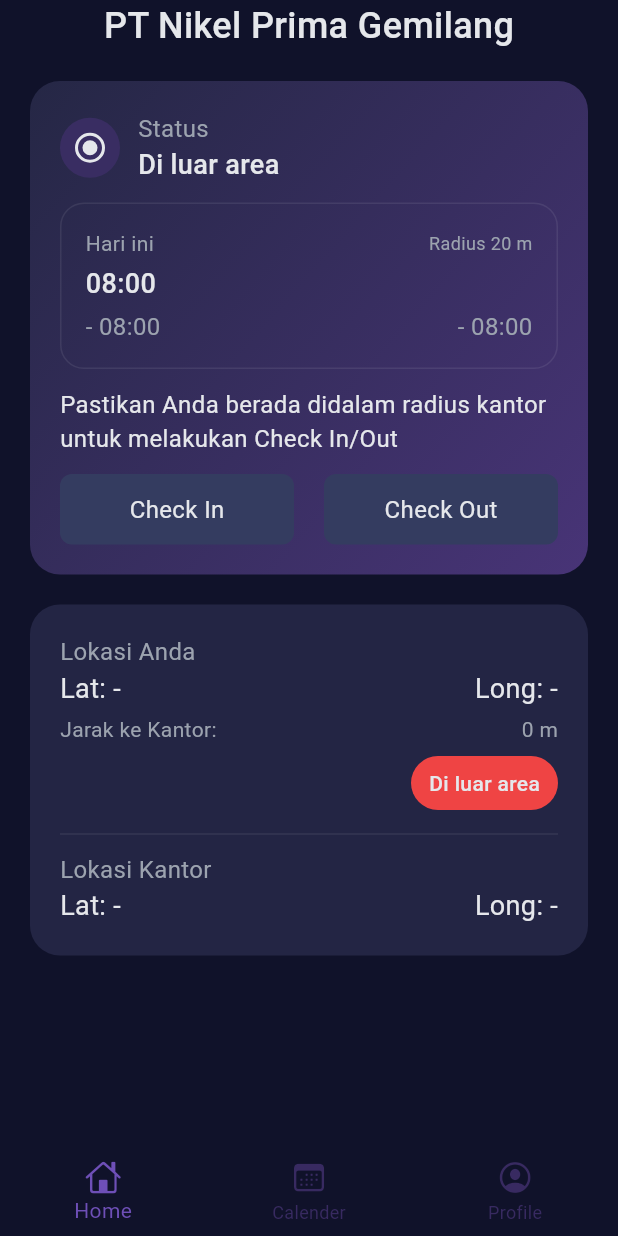
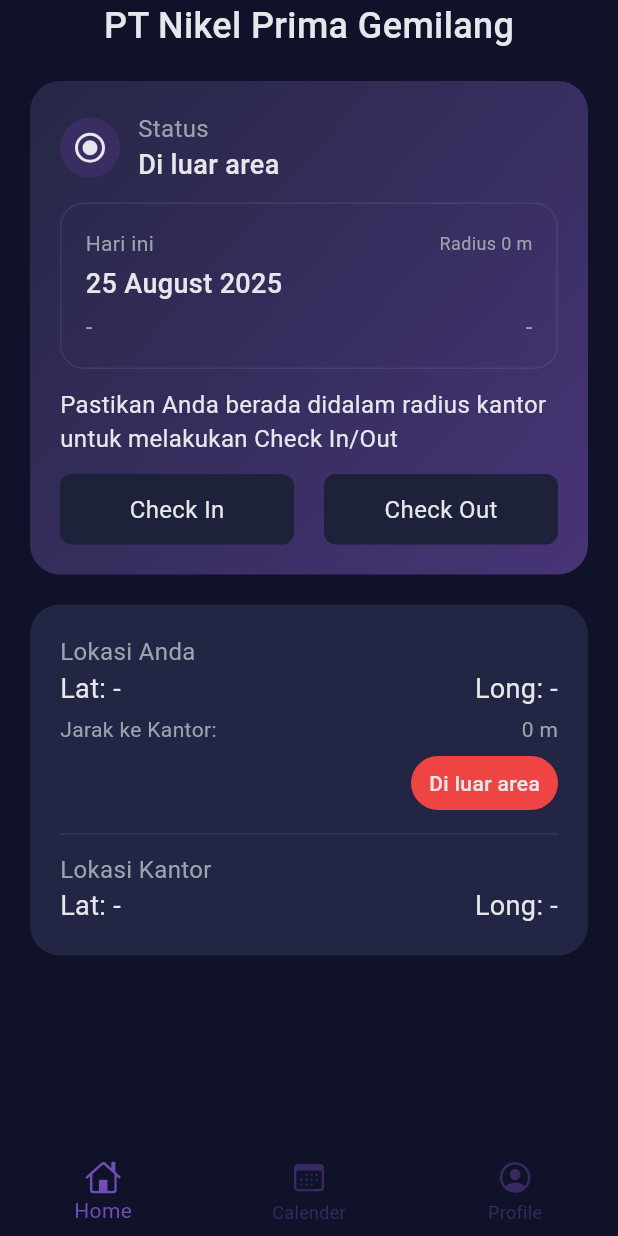
Before and after one commit to SIDIQMUHAMMADTOHA24/ABSENSI-PEGAWAI, a Flutter app: the BottomNavBarWidget screen opened directly, on a phone screen of 412 x 824 dp. Run offline on Flutter 3.47's test engine with Material 3 defaults, Android fonts, the phone set to English and light mode, and no system bars; our stand-ins replace bloc, dio, equatable, flutter_bloc, flutter_secure_storage, geolocator and 2 more; missing offline and left inert: siqma_field; accounts and stored records are empty; network calls fail.

Commit message:
fix: absensi

```diff
--- /dev/null
+++ b/lib/features/absensi/domain/usecases/attendance/check_in.dart
@@ -0,0 +1,8 @@
+import '../../repositories/attendance_repository.dart';
+
+class CheckIn {
+  final AttendanceRepository repo;
+  CheckIn(this.repo);
+  Future<void> call({required double lat, required double long}) =>
+      repo.checkIn(lat: lat, long: long);
+}
--- /dev/null
+++ b/lib/features/absensi/domain/usecases/attendance/check_out.dart
@@ -0,0 +1,8 @@
+import '../../repositories/attendance_repository.dart';
+
+class CheckOut {
+  final AttendanceRepository repo;
+  CheckOut(this.repo);
+  Future<void> call({required double lat, required double long}) =>
+      repo.checkOut(lat: lat, long: long);
+}
--- /dev/null
+++ b/lib/features/absensi/domain/usecases/attendance/get_attendance_status.dart
@@ -0,0 +1,10 @@
+import '../../entities/attendance.dart';
+import '../../repositories/attendance_repository.dart';
+
+class GetAttendanceStatus {
+  final AttendanceRepository repo;
+  GetAttendanceStatus(this.repo);
+
+  Future<AttendanceStatus> call({double? lat, double? long}) =>
+      repo.getStatus(lat: lat, long: long);
+}
--- a/lib/features/absensi/presentation/bloc/status/status_event.dart
+++ b/lib/features/absensi/presentation/bloc/status/status_event.dart
@@ -17,3 +17,15 @@
   @override
   List<Object> get props => [pos];
 }
+
+class RefreshServerStatus extends StatusEvent {
+  const RefreshServerStatus();
+}
+
+class RequestCheckIn extends StatusEvent {
+  const RequestCheckIn();
+}
+
+class RequestCheckOut extends StatusEvent {
+  const RequestCheckOut();
+}
--- a/lib/features/absensi/presentation/bloc/status/status_state.dart
+++ b/lib/features/absensi/presentation/bloc/status/status_state.dart
@@ -12,6 +12,12 @@
   final double? distanceM;
   final bool? inside;
 
+  final DateTime? todayDate;
+  final DateTime? checkInAt;
+  final DateTime? checkOutAt;
+  final int? workedSeconds;
+  final NextAction? nextAction;
+
   const StatusState({
     this.loading = false,
     this.error,
@@ -23,6 +29,11 @@
     this.radiusM,
     this.distanceM,
     this.inside,
+    this.todayDate,
+    this.checkInAt,
+    this.checkOutAt,
+    this.workedSeconds,
+    this.nextAction,
   });
 
   StatusState copy({
@@ -36,6 +47,11 @@
     int? radiusM,
     double? distanceM,
     bool? inside,
+    DateTime? todayDate,
+    DateTime? checkInAt,
+    DateTime? checkOutAt,
+    int? workedSeconds,
+    NextAction? nextAction,
   }) => StatusState(
     loading: loading ?? this.loading,
     error: error,
@@ -47,6 +63,10 @@
     radiusM: radiusM ?? this.radiusM,
     distanceM: distanceM ?? this.distanceM,
     inside: inside ?? this.inside,
+    checkInAt: checkInAt ?? this.checkInAt,
+    checkOutAt: checkOutAt ?? this.checkOutAt,
+    workedSeconds: workedSeconds ?? this.workedSeconds,
+    nextAction: nextAction ?? this.nextAction,
   );
 
   @override
@@ -61,5 +81,10 @@
     radiusM,
     distanceM,
     inside,
+    todayDate,
+    checkInAt,
+    checkOutAt,
+    workedSeconds,
+    nextAction,
   ];
 }
--- a/lib/features/absensi/presentation/pages/dashboard_pages.dart
+++ b/lib/features/absensi/presentation/pages/dashboard_pages.dart
@@ -1,5 +1,6 @@
 import 'package:flutter/material.dart';
 import 'package:flutter_bloc/flutter_bloc.dart';
+import 'package:intl/intl.dart';
 
 import '../bloc/status/status_bloc.dart';
 
@@ -38,7 +39,27 @@
 
   SliverToBoxAdapter chipActionWidget() {
     return SliverToBoxAdapter(
-      child: Container(
+      child: BlocBuilder<StatusBloc, StatusState>(
+        builder: (context, state) {
+          // SAFETY DEFAULTS
+          final inside = state.inside ?? false;
+          final radius = state.radiusM ?? 0;
+
+          final inAt = state.checkInAt;
+          final outAt = state.checkOutAt;
+
+          final checkIn = (inAt != null)
+              ? '- ${DateFormat('HH:mm:ss').format(inAt.toLocal())}'
+              : '-';
+          final checkOut = (outAt != null)
+              ? '- ${DateFormat('HH:mm:ss').format(outAt.toLocal())}'
+              : '-';
+
+          // ENABLE/DISABLE BUTTON
+          final canCheckIn = inside && inAt == null;
+          final canCheckOut = inside && inAt != null && outAt == null;
+
+          return Container(
             padding: const EdgeInsets.all(20),
             margin: const EdgeInsets.all(20),
             decoration: BoxDecoration(
@@ -61,7 +82,10 @@
                         padding: EdgeInsets.all(3),
                         decoration: BoxDecoration(
                           borderRadius: BorderRadius.circular(100),
-                      border: Border.all(color: Color(0xffE5E7EB), width: 2),
+                          border: Border.all(
+                            color: Color(0xffE5E7EB),
+                            width: 2,
+                          ),
                         ),
                         child: CircleAvatar(backgroundColor: Color(0xffE5E7EB)),
                       ),
@@ -72,10 +96,13 @@
                       children: [
                         const Text(
                           "Status",
-                      style: TextStyle(color: Color(0xff9CA3AF), fontSize: 16),
+                          style: TextStyle(
+                            color: Color(0xff9CA3AF),
+                            fontSize: 16,
+                          ),
                         ),
                         Text(
-                      "Di luar area",
+                          inside ? "Di dalam area" : "Di luar area",
                           style: const TextStyle(
                             color: Color(0xffE5E7EB),
                             fontSize: 18,
@@ -100,8 +127,8 @@
                     children: [
                       Row(
                         mainAxisAlignment: MainAxisAlignment.spaceBetween,
-                    children: const [
-                      Text(
+                        children: [
+                          const Text(
                             "Hari ini",
                             style: TextStyle(
                               color: Color(0xff9CA3AF),
@@ -109,8 +136,8 @@
                             ),
                           ),
                           Text(
-                        "Radius 20 m",
-                        style: TextStyle(
+                            "Radius $radius m",
+                            style: const TextStyle(
                               color: Color(0xff9CA3AF),
                               fontSize: 12,
                             ),
@@ -119,7 +146,7 @@
                       ),
                       const SizedBox(height: 4),
                       Text(
-                    "08:00",
+                        DateFormat('d MMMM y', 'en_US').format(DateTime.now()),
                         style: const TextStyle(
                           color: Color(0xffE5E7EB),
                           fontSize: 18,
@@ -131,14 +158,14 @@
                         mainAxisAlignment: MainAxisAlignment.spaceBetween,
                         children: [
                           Text(
-                        "- 08:00",
+                            checkIn,
                             style: const TextStyle(
                               color: Color(0xff9CA3AF),
                               fontSize: 16,
                             ),
                           ),
                           Text(
-                        "- 08:00",
+                            checkOut,
                             style: const TextStyle(
                               color: Color(0xff9CA3AF),
                               fontSize: 16,
@@ -158,18 +185,23 @@
                 Row(
                   children: [
                     Expanded(
-                  child: Opacity(
-                    opacity: 1,
-                    child: GestureDetector(
+                      child: Material(
+                        color: canCheckIn
+                            ? const Color(0xff343c60)
+                            : Color(0xff1e213a),
+                        borderRadius: BorderRadius.circular(8),
+                        child: InkWell(
+                          onTap: canCheckIn
+                              ? () => context.read<StatusBloc>().add(
+                                  const RequestCheckIn(),
+                                )
+                              : null,
+                          focusColor: canCheckIn
+                              ? const Color(0xff343c60)
+                              : Color(0xff1e213a),
+                          borderRadius: BorderRadius.circular(8),
                           child: Container(
                             padding: const EdgeInsets.symmetric(vertical: 12),
-                        decoration: BoxDecoration(
-                          borderRadius: BorderRadius.circular(8),
-                          color: const Color(0xff343c60),
-                          // color: (state.checkInAt == null)
-                          //     ? const Color(0xff343c60)
-                          //     : Color(0xff1e213a),
-                        ),
                             alignment: Alignment.center,
                             child: const Text(
                               "Check In",
@@ -184,17 +216,23 @@
                     ),
                     const SizedBox(width: 20),
                     Expanded(
-                  child: Opacity(
-                    opacity: 1,
-                    child: GestureDetector(
+                      child: Material(
+                        color: canCheckOut
+                            ? const Color(0xff343c60)
+                            : const Color(0xff1e213a),
+                        borderRadius: BorderRadius.circular(8),
+                        child: InkWell(
+                          onTap: canCheckOut
+                              ? () => context.read<StatusBloc>().add(
+                                  const RequestCheckOut(),
+                                )
+                              : null,
+                          borderRadius: BorderRadius.circular(8),
+                          focusColor: canCheckOut
+                              ? const Color(0xff343c60)
+                              : const Color(0xff1e213a),
                           child: Container(
                             padding: const EdgeInsets.symmetric(vertical: 12),
-                        decoration: BoxDecoration(
-                          borderRadius: BorderRadius.circular(8),
-                          color: const Color(0xff343c60),
-                          // ? const Color(0xff343c60)
-                          // : const Color(0xff1e213a),
-                        ),
                             alignment: Alignment.center,
                             child: const Text(
                               "Check Out",
@@ -211,6 +249,8 @@
                 ),
               ],
             ),
+          );
+        },
       ),
     );
   }
```
Also changed, not shown: lib/app.dart (added, +28 -0 lines), lib/features/absensi/data/datasources/attendance_remote_data_source.dart (+8 -4 lines), lib/features/absensi/data/repositories/attendance_repository_impl.dart (added, +24 -0 lines), lib/features/absensi/domain/repositories/attendance_repository.dart (added, +7 -0 lines), lib/features/absensi/presentation/bloc/auth/auth_bloc.dart (+7 -2 lines), lib/features/absensi/presentation/bloc/status/status_bloc.dart (+66 -0 lines), lib/inject.dart (+16 -0 lines), lib/main.dart (+23 -24 lines), 1 other file. Lines whose indentation alone changed are shown as unchanged.
